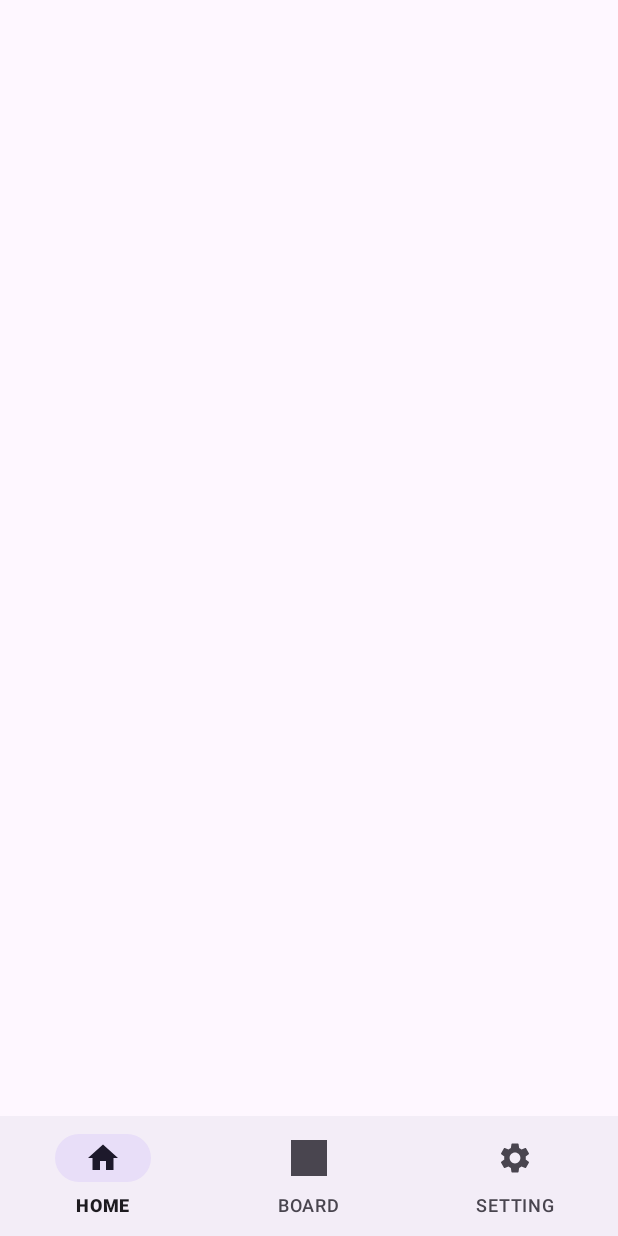
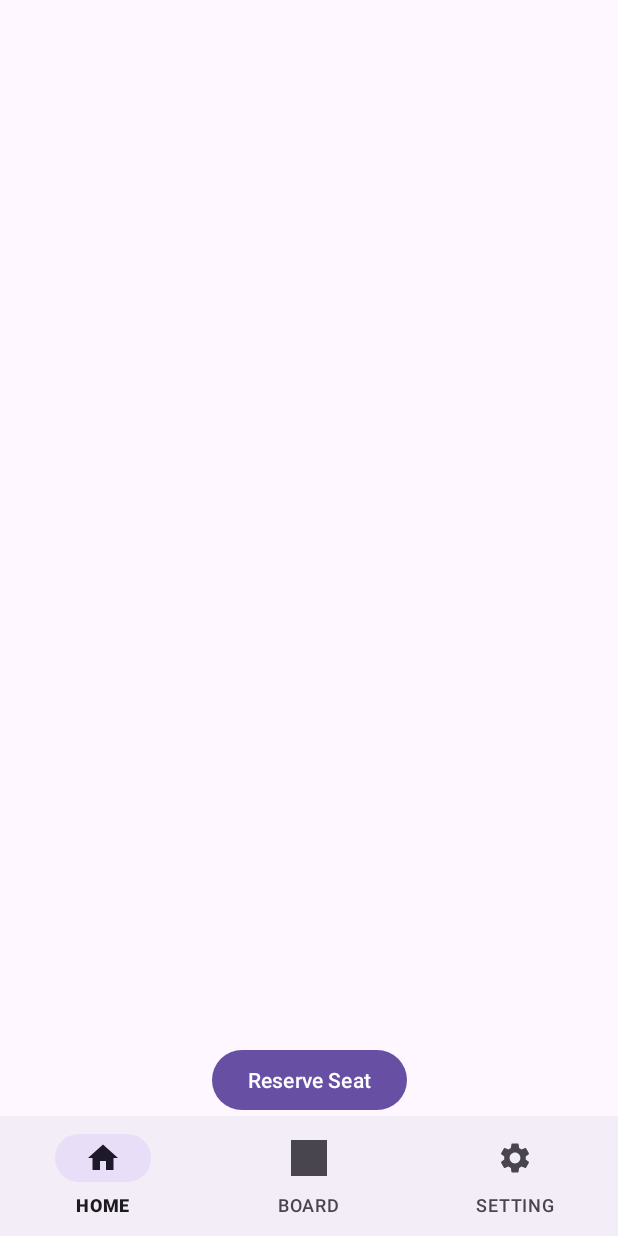
Before and after one commit to celinayk/SW03_App, an Android app: the MainActivity screen opened directly, with no data from a screen before it, on a phone screen of 412 x 824 dp. Run offline under Robolectric (Android 15) with nearby library versions, the phone set to English and light mode, and no system bars; libraries missing offline, so code that uses them is left out: com.kakao.sdk.

Commit message:
gps로 좌석 관리 로직 구현 (테스트용 버튼 추가)

```diff
--- a/app/src/main/res/layout/activity_main.xml
+++ b/app/src/main/res/layout/activity_main.xml
@@ -13,7 +13,16 @@
             app:layout_constraintBottom_toTopOf="@id/bottom_navigation"
             app:layout_constraintEnd_toEndOf="parent"
             app:layout_constraintStart_toStartOf="parent"
-        app:layout_constraintTop_toTopOf="parent"/>
+            app:layout_constraintTop_toTopOf="parent" />
+
+    <Button
+            android:id="@+id/reserve_button"
+            android:layout_width="wrap_content"
+            android:layout_height="wrap_content"
+            android:text="Reserve Seat"
+            app:layout_constraintBottom_toTopOf="@id/bottom_navigation"
+            app:layout_constraintEnd_toEndOf="parent"
+            app:layout_constraintStart_toStartOf="parent" />
 
     <com.google.android.material.bottomnavigation.BottomNavigationView
             android:id="@+id/bottom_navigation"
@@ -21,9 +30,8 @@
             android:layout_height="wrap_content"
             android:layout_gravity="bottom"
             app:layout_constraintBottom_toBottomOf="parent"
-        app:menu="@menu/bottom_menu"
             app:layout_constraintEnd_toEndOf="parent"
-        app:layout_constraintStart_toStartOf="parent" />
-
+            app:layout_constraintStart_toStartOf="parent"
+            app:menu="@menu/bottom_menu" />
 
 </androidx.constraintlayout.widget.ConstraintLayout>
```
Lines whose indentation alone changed are shown as unchanged.
